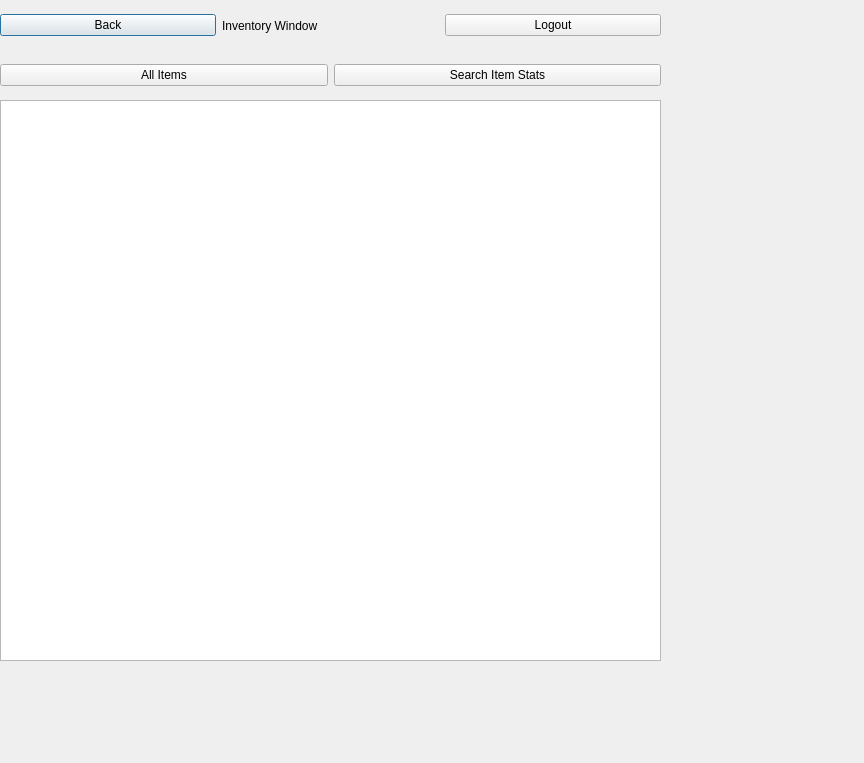
First picture: the form in QtGui/listInventoryWindow.ui, repository Tligtvoet/goat-bulk, before the edit.
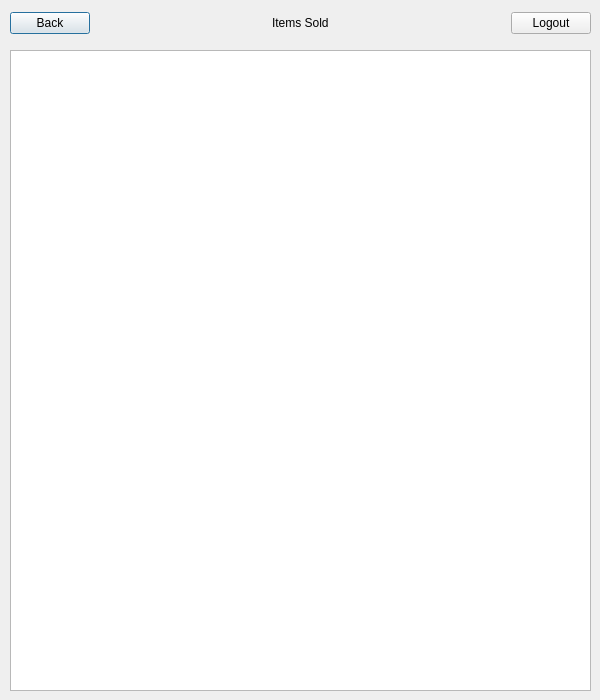
Second picture: the form after the edit.

The edit to the form file:
```diff
--- a/QtGui/listInventoryWindow.ui
+++ b/QtGui/listInventoryWindow.ui
@@ -6,20 +6,48 @@
    <rect>
     <x>0</x>
     <y>0</y>
-    <width>864</width>
-    <height>763</height>
+    <width>600</width>
+    <height>700</height>
    </rect>
   </property>
+  <property name="minimumSize">
+   <size>
+    <width>600</width>
+    <height>700</height>
+   </size>
+  </property>
+  <property name="maximumSize">
+   <size>
+    <width>600</width>
+    <height>700</height>
+   </size>
+  </property>
   <property name="windowTitle">
    <string>Dialog</string>
   </property>
-  <widget class="QWidget" name="horizontalLayoutWidget">
+  <widget class="QTableWidget" name="tableWidget">
    <property name="geometry">
     <rect>
-     <x>0</x>
-     <y>0</y>
-     <width>661</width>
-     <height>51</height>
+     <x>10</x>
+     <y>50</y>
+     <width>581</width>
+     <height>641</height>
+    </rect>
+   </property>
+   <property name="sizePolicy">
+    <sizepolicy hsizetype="Fixed" vsizetype="Fixed">
+     <horstretch>0</horstretch>
+     <verstretch>0</verstretch>
+    </sizepolicy>
+   </property>
+  </widget>
+  <widget class="QWidget" name="layoutWidget">
+   <property name="geometry">
+    <rect>
+     <x>10</x>
+     <y>10</y>
+     <width>581</width>
+     <height>26</height>
     </rect>
    </property>
    <layout class="QHBoxLayout" name="horizontalLayout">
@@ -31,14 +59,40 @@
      </widget>
     </item>
     <item>
-     <widget class="QLabel" name="label">
+     <spacer name="horizontalSpacer">
+      <property name="orientation">
+       <enum>Qt::Horizontal</enum>
+      </property>
+      <property name="sizeHint" stdset="0">
+       <size>
+        <width>40</width>
+        <height>20</height>
+       </size>
+      </property>
+     </spacer>
+    </item>
+    <item>
+     <widget class="QLabel" name="label_itemsSold">
       <property name="text">
-       <string>Inventory Window</string>
+       <string>Items Sold</string>
       </property>
      </widget>
     </item>
     <item>
-     <widget class="QPushButton" name="pushButton">
+     <spacer name="horizontalSpacer_2">
+      <property name="orientation">
+       <enum>Qt::Horizontal</enum>
+      </property>
+      <property name="sizeHint" stdset="0">
+       <size>
+        <width>40</width>
+        <height>20</height>
+       </size>
+      </property>
+     </spacer>
+    </item>
+    <item>
+     <widget class="QPushButton" name="pushButton_logout">
       <property name="text">
        <string>Logout</string>
       </property>
@@ -46,42 +100,6 @@
     </item>
    </layout>
   </widget>
-  <widget class="QWidget" name="horizontalLayoutWidget_2">
-   <property name="geometry">
-    <rect>
-     <x>0</x>
-     <y>50</y>
-     <width>661</width>
-     <height>51</height>
-    </rect>
-   </property>
-   <layout class="QHBoxLayout" name="horizontalLayout_2">
-    <item>
-     <widget class="QPushButton" name="pushButton_3">
-      <property name="text">
-       <string>All Items</string>
-      </property>
-     </widget>
-    </item>
-    <item>
-     <widget class="QPushButton" name="pushButton_4">
-      <property name="text">
-       <string>Search Item Stats</string>
-      </property>
-     </widget>
-    </item>
-   </layout>
-  </widget>
-  <widget class="QTableWidget" name="tableWidget">
-   <property name="geometry">
-    <rect>
-     <x>0</x>
-     <y>100</y>
-     <width>661</width>
-     <height>561</height>
-    </rect>
-   </property>
-  </widget>
  </widget>
  <resources/>
  <connections/>
```
Left out of the diff: 2 changed lines with no effect on the pictures.
